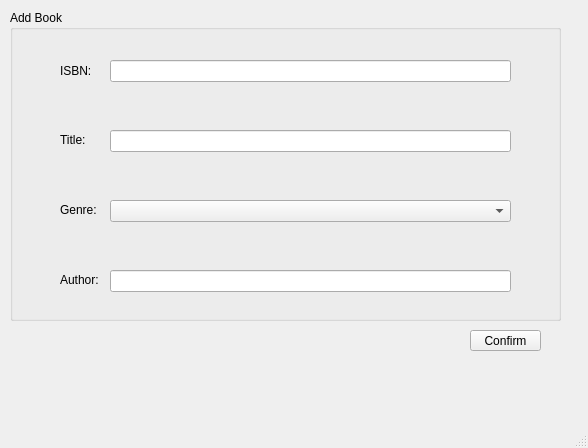
Qt form Add_book.ui (aanasakhtar/DataBase-project) before a commit.
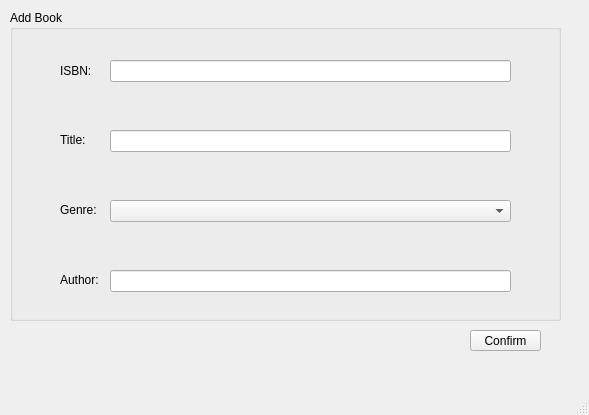
The same form after that commit.

Diff of the .ui file:
```diff
--- a/Add_book.ui
+++ b/Add_book.ui
@@ -6,8 +6,8 @@
    <rect>
     <x>0</x>
     <y>0</y>
-    <width>588</width>
-    <height>448</height>
+    <width>589</width>
+    <height>415</height>
    </rect>
   </property>
   <property name="windowTitle">
```
Left out of the diff: 2 changed lines with no effect on the pictures.
